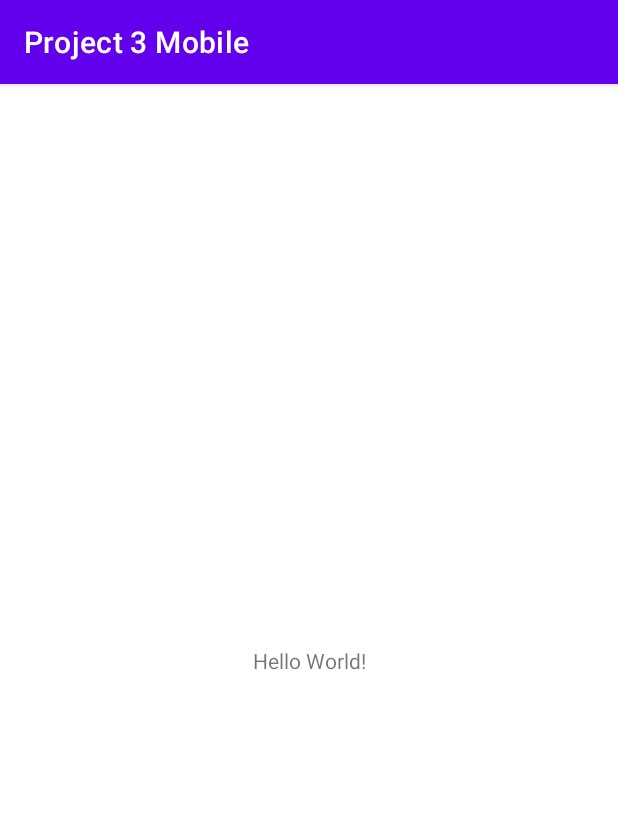
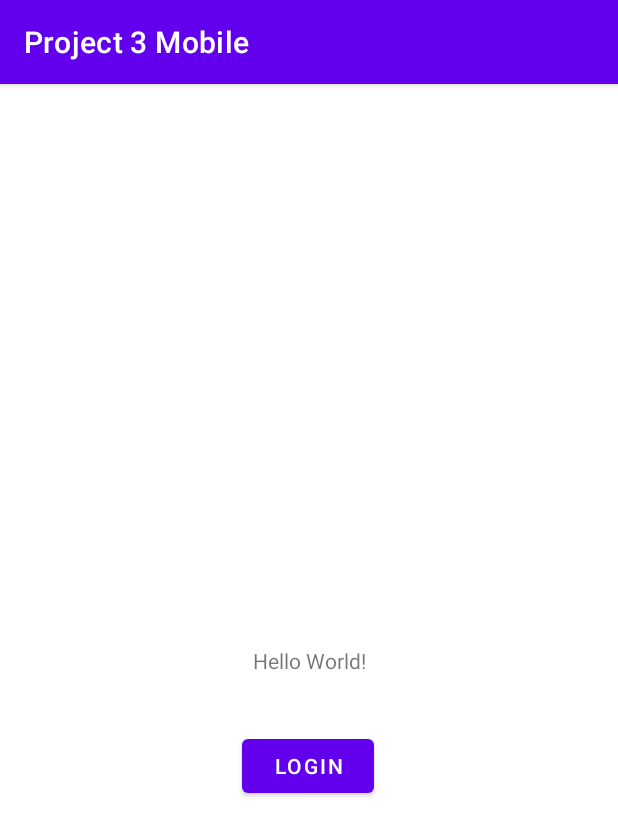
Before and after one commit to MarcosOS98/CST-483-Project-3-Mobile, an Android app: the screen it shows after launch (MainActivity), on a phone screen of 412 x 824 dp. Shown: the top 836 px of the screen. Run offline under Robolectric (Android 15) with nearby library versions, the phone set to English and light mode, and no system bars; our stand-ins replace Room's generated code.

Commit message:
Added a very basic front page and button along with the method to transfer intent

```diff
--- a/app/build.gradle
+++ b/app/build.gradle
@@ -25,11 +25,13 @@ android {
         sourceCompatibility JavaVersion.VERSION_1_8
         targetCompatibility JavaVersion.VERSION_1_8
     }
+    buildFeatures {
+        viewBinding true
+    }
 }
 
 dependencies {
 
-    implementation "android.arch.persistence.room:runtime:1.1.4"
     implementation 'androidx.room:room-common:2.4.2'
     implementation 'androidx.room:room-runtime:2.4.2'
     implementation 'androidx.legacy:legacy-support-v4:1.0.0'
--- a/app/src/main/java/com/example/project3mobile/MainActivity.java
+++ b/app/src/main/java/com/example/project3mobile/MainActivity.java
@@ -2,13 +2,34 @@ package com.example.project3mobile;
 
 import androidx.appcompat.app.AppCompatActivity;
 import androidx.room.Room;
+
+import android.content.Intent;
 import android.os.Bundle;
+import android.view.View;
+import android.widget.Button;
+
+import com.example.project3mobile.databinding.ActivityMainBinding;
 
 public class MainActivity extends AppCompatActivity {
+
+    private ActivityMainBinding binding;
+    private Button loginBtn;
 
     @Override
     protected void onCreate(Bundle savedInstanceState) {
         super.onCreate(savedInstanceState);
-        setContentView(R.layout.activity_main);
+        binding = ActivityMainBinding.inflate(getLayoutInflater());
+        View view = binding.getRoot();
+        setContentView(binding.getRoot());
+
+        loginBtn = view.findViewById(R.id.loginBtn);
     }
+
+    //put the name of the fragment/class you would like to load where LoginFragment.class
+    //and change name of the class name to whatever the button is named instead of login
+    public void login(View v){
+        Intent intent = new Intent(getApplicationContext(), LoginFragment.class);
+        startActivity(intent);
+    }
+
 }
--- a/app/src/main/res/layout/activity_main.xml
+++ b/app/src/main/res/layout/activity_main.xml
@@ -7,6 +7,7 @@
     tools:context=".MainActivity">
 
     <TextView
+        android:id="@+id/textView"
         android:layout_width="wrap_content"
         android:layout_height="wrap_content"
         android:text="Hello World!"
@@ -15,4 +16,17 @@
         app:layout_constraintRight_toRightOf="parent"
         app:layout_constraintTop_toTopOf="parent" />
 
+    <Button
+        android:id="@+id/loginBtn"
+        android:layout_width="wrap_content"
+        android:layout_height="wrap_content"
+        android:onClick="login"
+        android:text="login"
+        app:layout_constraintBottom_toBottomOf="parent"
+        app:layout_constraintEnd_toEndOf="parent"
+        app:layout_constraintHorizontal_bias="0.498"
+        app:layout_constraintStart_toStartOf="parent"
+        app:layout_constraintTop_toTopOf="parent"
+        app:layout_constraintVertical_bias="0.598" />
+
 </androidx.constraintlayout.widget.ConstraintLayout>
```
